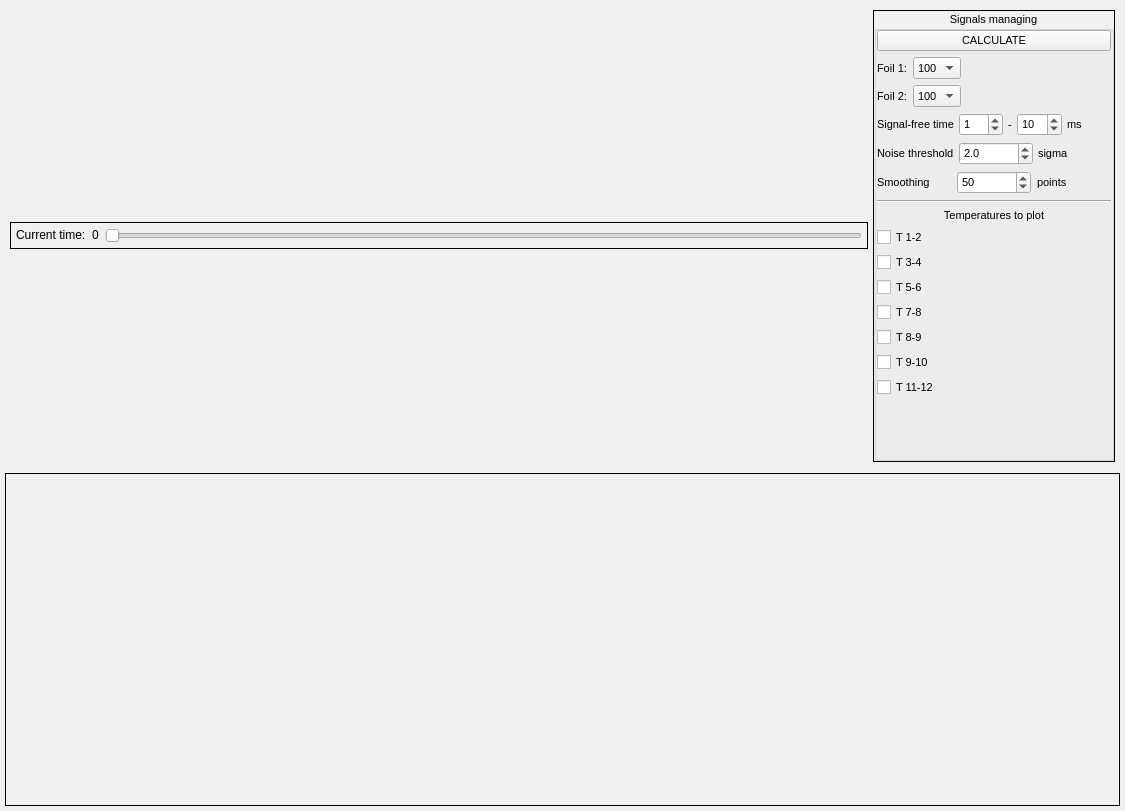
MikhailButs/FoilSXR, file dataWindowUiDesign.ui: the form before one commit.
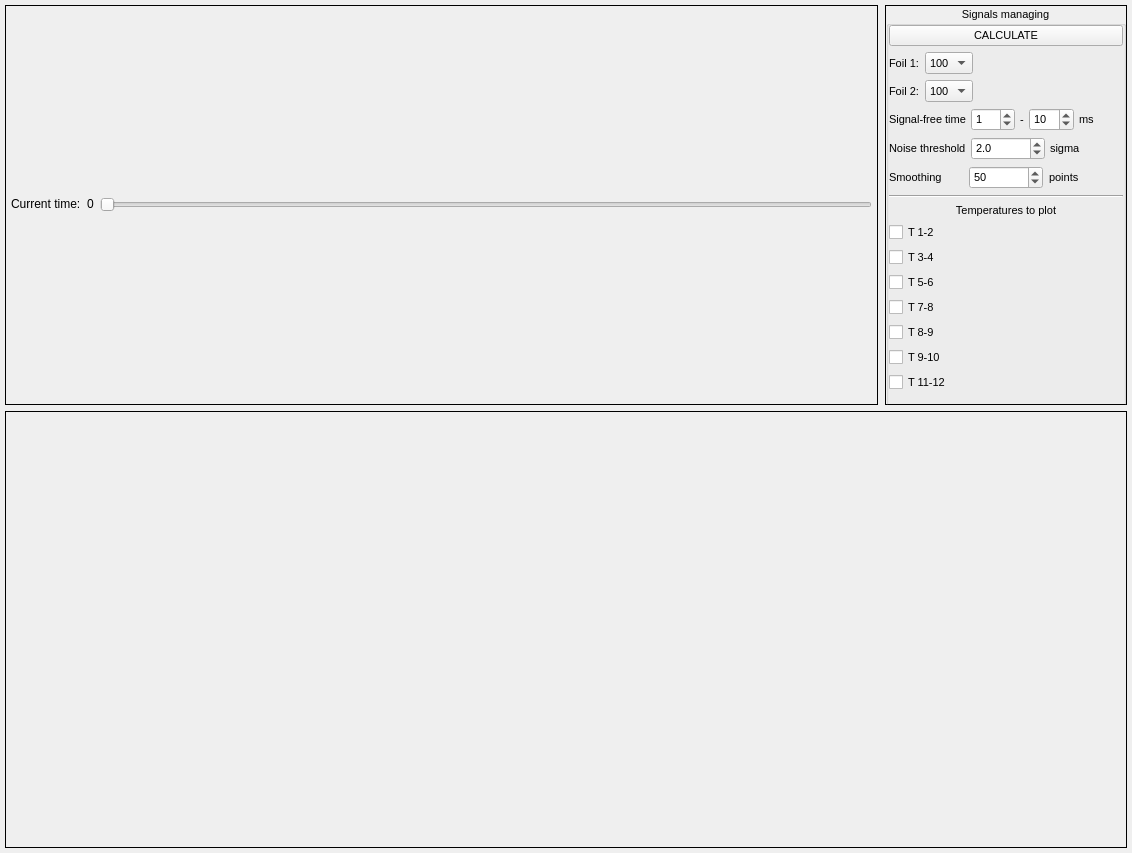
The form after the commit.

Commit message: Lower plot made bigger

Patch:
```diff
--- a/dataWindowUiDesign.ui
+++ b/dataWindowUiDesign.ui
@@ -6,8 +6,8 @@
    <rect>
     <x>0</x>
     <y>0</y>
-    <width>1125</width>
-    <height>811</height>
+    <width>1132</width>
+    <height>853</height>
    </rect>
   </property>
   <property name="windowTitle">
@@ -29,25 +29,23 @@
    <item>
     <layout class="QHBoxLayout" name="horizontalLayout_7">
      <property name="spacing">
-      <number>5</number>
+      <number>7</number>
      </property>
      <property name="sizeConstraint">
       <enum>QLayout::SetMinimumSize</enum>
      </property>
      <property name="leftMargin">
-      <number>5</number>
+      <number>0</number>
      </property>
      <property name="topMargin">
-      <number>5</number>
+      <number>0</number>
      </property>
      <property name="rightMargin">
-      <number>5</number>
+      <number>0</number>
      </property>
      <property name="bottomMargin">
-      <number>5</number>
+      <number>0</number>
      </property>
-     <item>
-      <layout class="QVBoxLayout" name="verticalLayout_2">
        <item>
         <widget class="QFrame" name="frame_2">
          <property name="sizePolicy">
@@ -56,6 +54,12 @@
            <verstretch>0</verstretch>
           </sizepolicy>
          </property>
+       <property name="maximumSize">
+        <size>
+         <width>16777215</width>
+         <height>400</height>
+        </size>
+       </property>
          <property name="frameShape">
           <enum>QFrame::Box</enum>
          </property>
@@ -137,8 +141,6 @@
          </layout>
         </widget>
        </item>
-      </layout>
-     </item>
      <item>
       <widget class="QFrame" name="frame_3">
        <property name="sizePolicy">
@@ -147,6 +149,12 @@
          <verstretch>0</verstretch>
         </sizepolicy>
        </property>
+       <property name="maximumSize">
+        <size>
+         <width>16777215</width>
+         <height>400</height>
+        </size>
+       </property>
        <property name="frameShape">
         <enum>QFrame::Box</enum>
        </property>
@@ -548,7 +556,7 @@
    <item>
     <widget class="QFrame" name="frame">
      <property name="sizePolicy">
-      <sizepolicy hsizetype="Preferred" vsizetype="Preferred">
+      <sizepolicy hsizetype="Preferred" vsizetype="Expanding">
        <horstretch>0</horstretch>
        <verstretch>0</verstretch>
       </sizepolicy>
```
Left out of the diff: 2 changed lines with no effect on the pictures. Lines whose indentation alone changed are shown as unchanged. The commit also changes 1 other file.
